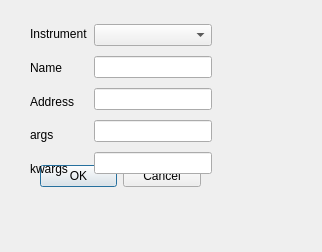
The window that resources/ui/add_instrument.ui (KU-DO-Lab/Spearmint) describes before a commit, drawn with Qt 5.
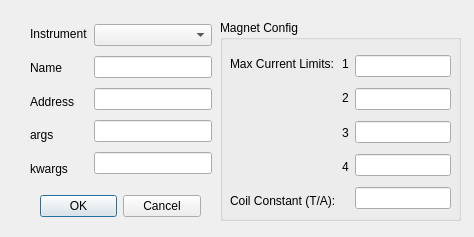
The same window after the commit.

Commit message: added necessary settings to add_instrument_ui.py dialog

Diff of the .ui file:
```diff
--- a/resources/ui/add_instrument.ui
+++ b/resources/ui/add_instrument.ui
@@ -6,8 +6,8 @@
    <rect>
     <x>0</x>
     <y>0</y>
-    <width>322</width>
-    <height>252</height>
+    <width>474</width>
+    <height>237</height>
    </rect>
   </property>
   <property name="windowTitle">
@@ -17,7 +17,7 @@
    <property name="geometry">
     <rect>
      <x>40</x>
-     <y>160</y>
+     <y>190</y>
      <width>161</width>
      <height>32</height>
     </rect>
@@ -99,6 +99,132 @@
     </item>
    </layout>
   </widget>
+  <widget class="QGroupBox" name="groupBox">
+   <property name="geometry">
+    <rect>
+     <x>220</x>
+     <y>20</y>
+     <width>241</width>
+     <height>201</height>
+    </rect>
+   </property>
+   <property name="title">
+    <string>Magnet Config</string>
+   </property>
+   <widget class="QWidget" name="">
+    <property name="geometry">
+     <rect>
+      <x>10</x>
+      <y>30</y>
+      <width>221</width>
+      <height>165</height>
+     </rect>
+    </property>
+    <layout class="QHBoxLayout" name="horizontalLayout_3">
+     <item>
+      <layout class="QHBoxLayout" name="horizontalLayout_2">
+       <item>
+        <layout class="QVBoxLayout" name="verticalLayout_3">
+         <item>
+          <widget class="QLabel" name="instrumentLabel_2">
+           <property name="text">
+            <string>Max Current Limits:</string>
+           </property>
+          </widget>
+         </item>
+         <item>
+          <widget class="QLabel" name="nameLabel_2">
+           <property name="text">
+            <string/>
+           </property>
+          </widget>
+         </item>
+         <item>
+          <widget class="QLabel" name="addressLabel_2">
+           <property name="text">
+            <string/>
+           </property>
+          </widget>
+         </item>
+         <item>
+          <widget class="QLabel" name="argsLabel_2">
+           <property name="text">
+            <string/>
+           </property>
+          </widget>
+         </item>
+         <item>
+          <widget class="QLabel" name="kwargsLabel_2">
+           <property name="text">
+            <string>Coil Constant (T/A):</string>
+           </property>
+          </widget>
+         </item>
+        </layout>
+       </item>
+      </layout>
+     </item>
+     <item>
+      <layout class="QVBoxLayout" name="verticalLayout_5">
+       <item>
+        <widget class="QLabel" name="instrumentLabel_3">
+         <property name="text">
+          <string>1</string>
+         </property>
+        </widget>
+       </item>
+       <item>
+        <widget class="QLabel" name="nameLabel_3">
+         <property name="text">
+          <string>2</string>
+         </property>
+        </widget>
+       </item>
+       <item>
+        <widget class="QLabel" name="addressLabel_3">
+         <property name="text">
+          <string>3</string>
+         </property>
+        </widget>
+       </item>
+       <item>
+        <widget class="QLabel" name="argsLabel_3">
+         <property name="text">
+          <string>4</string>
+         </property>
+        </widget>
+       </item>
+       <item>
+        <widget class="QLabel" name="kwargsLabel_3">
+         <property name="text">
+          <string/>
+         </property>
+        </widget>
+       </item>
+      </layout>
+     </item>
+     <item>
+      <layout class="QVBoxLayout" name="verticalLayout_4">
+       <item>
+        <widget class="QLineEdit" name="addressEdit_2"/>
+       </item>
+       <item>
+        <widget class="QLineEdit" name="argsEdit_2"/>
+       </item>
+       <item>
+        <widget class="QLineEdit" name="nameEdit_3"/>
+       </item>
+       <item>
+        <widget class="QLineEdit" name="nameEdit_2"/>
+       </item>
+       <item>
+        <widget class="QLineEdit" name="kwargsEdit_2"/>
+       </item>
+      </layout>
+     </item>
+    </layout>
+   </widget>
+  </widget>
  </widget>
  <resources/>
  <connections>
```
The commit also changes 1 other file.
